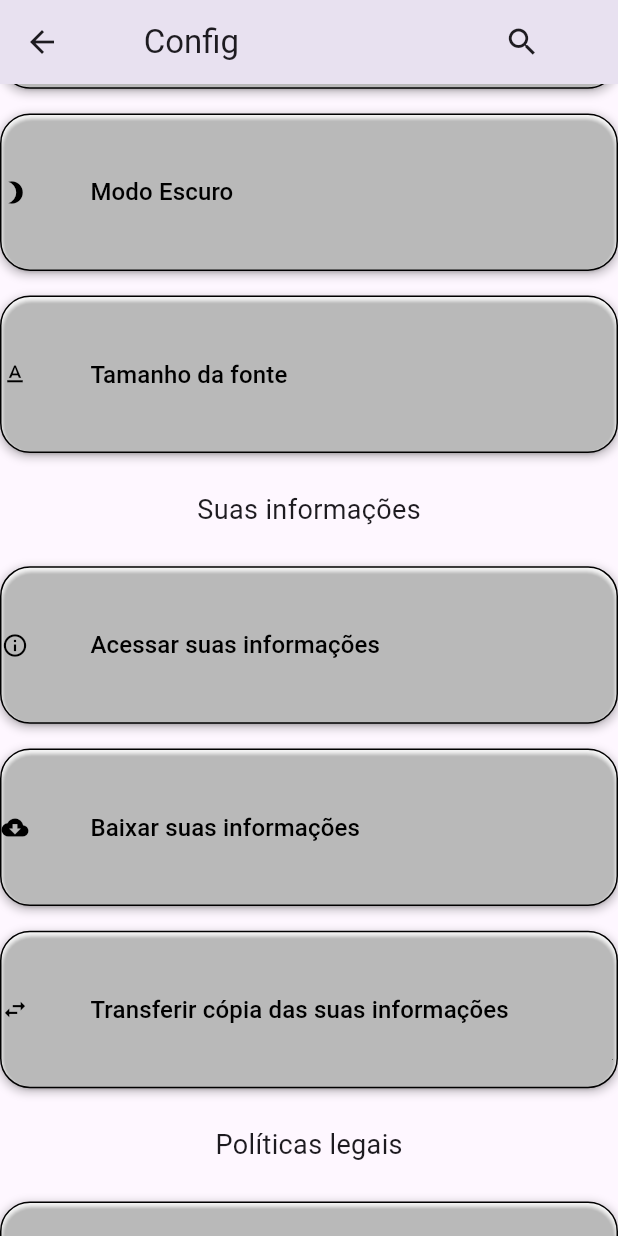
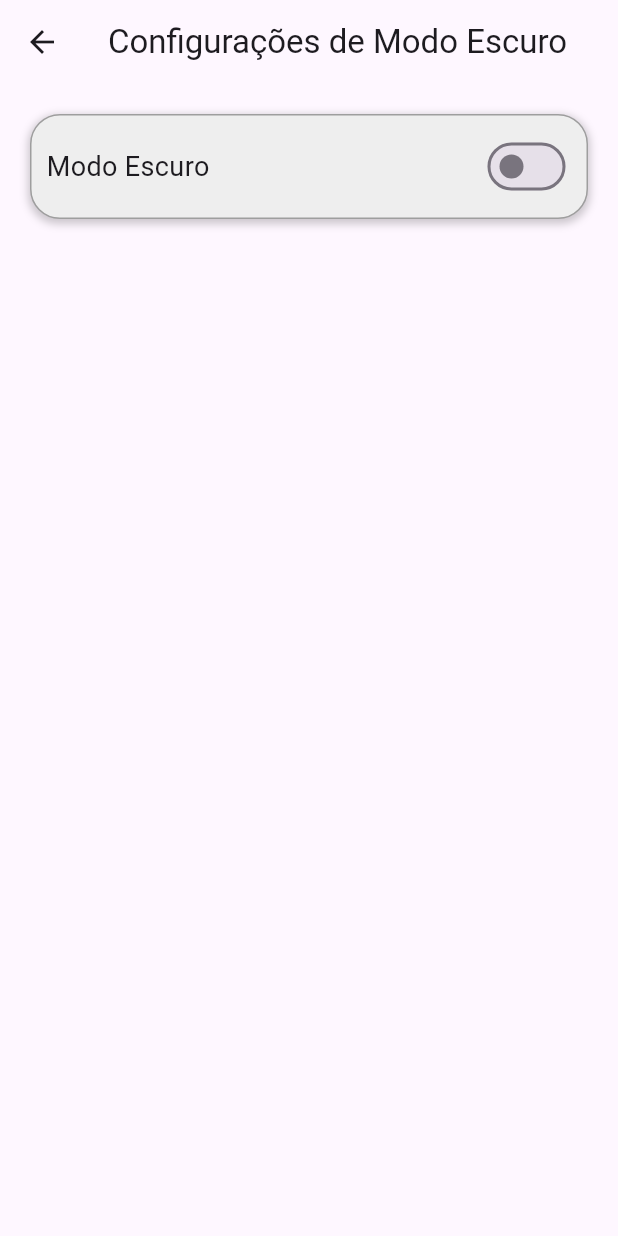
Before and after one commit to leoduarte2005/APP-CAA, a Flutter app: the screen it shows after launch, scrolled down 576 dp, after a tap on "Modo Escuro", on a phone screen of 412 x 824 dp. Run offline on Flutter 3.47's test engine with Material 3 defaults, Android fonts, the phone set to English and light mode, and no system bars.

Commit message:
telas de config

```diff
--- /dev/null
+++ b/flutter_application_1/lib/settings/darkmodeSettings.dart
@@ -0,0 +1,69 @@
+import 'package:flutter/material.dart';
+
+class DarkModeSettings extends StatefulWidget {
+  @override
+  _DarkModeSettingsState createState() => _DarkModeSettingsState();
+}
+
+class _DarkModeSettingsState extends State<DarkModeSettings> {
+  bool _darkModeEnabled = false;
+
+  @override
+  Widget build(BuildContext context) {
+    return Scaffold(
+      appBar: AppBar(
+        title: Text('Configurações de Modo Escuro'),
+      ),
+      body: Padding(
+        padding: const EdgeInsets.all(20.0),
+        child: Container(
+          width: double.infinity,
+          decoration: BoxDecoration(
+            color: Colors.grey[200],
+            borderRadius: BorderRadius.circular(20),
+            border: Border.all(
+              color: Colors.grey,
+              width: 1,
+            ),
+            boxShadow: [
+              BoxShadow(
+                color: Colors.black.withOpacity(0.2),
+                spreadRadius: 1,
+                blurRadius: 4,
+                offset: Offset(0, 2),
+              ),
+            ],
+          ),
+          child: Padding(
+            padding: const EdgeInsets.all(10.0),
+            child: Row(
+              mainAxisAlignment: MainAxisAlignment.spaceBetween,
+              children: [
+                Text(
+                  'Modo Escuro',
+                  style: TextStyle(fontSize: 18),
+                ),
+                Switch(
+                  value: _darkModeEnabled,
+                  onChanged: (value) {
+                    setState(() {
+                      _darkModeEnabled = value;
+                    });
+                    // Lógica para alterar o tema do aplicativo
+                    ThemeMode mode = value ? ThemeMode.dark : ThemeMode.light;
+                    _setDarkMode(mode);
+                  },
+                ),
+              ],
+            ),
+          ),
+        ),
+      ),
+    );
+  }
+
+  void _setDarkMode(ThemeMode mode) {
+    // adicionar aqui a lógica para alterar o tema do aplicativo
+    // usar Provider para notificar os widgets sobre a alteração do tema
+  }
+}
--- a/flutter_application_1/lib/settings/settingsMain.dart
+++ b/flutter_application_1/lib/settings/settingsMain.dart
@@ -1,14 +1,16 @@
 import 'package:flutter/material.dart';
+import 'package:flutter_application_1/settings/darkmodeSettings.dart';
+import 'package:flutter_application_1/settings/fontSettings.dart';
+import 'package:flutter_application_1/settings/languegeSettings.dart';
+import 'package:flutter_application_1/settings/notSettings.dart';
+import 'package:flutter_application_1/settings/secSettings.dart';
 
 class Config extends StatelessWidget {
   @override
   Widget build(BuildContext context) {
     return MaterialApp(
       debugShowCheckedModeBanner: false,
-      theme: ThemeData(
-        primarySwatch: Colors.blue,
-        visualDensity: VisualDensity.adaptivePlatformDensity,
-      ),
+      theme: ThemeData(),
       home: SettingsScreen(),
     );
   }
@@ -44,10 +46,11 @@ class SettingsScreen extends StatelessWidget {
       ),
       body: SingleChildScrollView(
         child: Column(
+          crossAxisAlignment: CrossAxisAlignment.start,
           children: <Widget>[
             Text(
               'Segurança',
-              style: TextStyle(fontSize: 18),
+              style: TextStyle(fontSize: 25),
             ),
             SizedBox(
               height: MediaQuery.of(context).size.height * 0.03,
@@ -55,18 +58,19 @@ class SettingsScreen extends StatelessWidget {
             CustomButton(
               icon: Icons.person,
               label: 'Supervisão',
-              onPressed: () {
-                // Adicione aqui o código para a ação do botão
-              },
+              onPressed: () {},
             ),
             SizedBox(
               height: MediaQuery.of(context).size.height * 0.02,
             ),
             CustomButton(
               icon: Icons.lock,
-              label: 'Segurança',
+              label: 'Senhas e Segurança',
               onPressed: () {
-                // Adicione aqui o código para a ação do botão
+                Navigator.push(
+                  context,
+                  MaterialPageRoute(builder: (context) => SecConfig()),
+                );
               },
             ),
             SizedBox(
@@ -74,7 +78,7 @@ class SettingsScreen extends StatelessWidget {
             ),
             Text(
               'Preferências',
-              style: TextStyle(fontSize: 18),
+              style: TextStyle(fontSize: 25),
             ),
             SizedBox(
               height: MediaQuery.of(context).size.height * 0.03,
@@ -83,7 +87,11 @@ class SettingsScreen extends StatelessWidget {
               icon: Icons.notifications,
               label: 'Notificações',
               onPressed: () {
-                // Adicione aqui o código para a ação do botão
+                Navigator.push(
+                  context,
+                  MaterialPageRoute(
+                      builder: (context) => NotificationSettings()),
+                );
               },
             ),
             SizedBox(
@@ -93,7 +101,11 @@ class SettingsScreen extends StatelessWidget {
               icon: Icons.info,
               label: 'Idioma e região',
               onPressed: () {
-                // Adicione aqui o código para a ação do botão
+                Navigator.push(
+                  context,
+                  MaterialPageRoute(
+                      builder: (context) => LanguageRegionSettings()),
+                );
               },
             ),
             SizedBox(
@@ -103,7 +115,10 @@ class SettingsScreen extends StatelessWidget {
               icon: Icons.brightness_3,
               label: 'Modo Escuro',
               onPressed: () {
-                // Adicione aqui o código para a ação do botão
+                Navigator.push(
+                  context,
+                  MaterialPageRoute(builder: (context) => DarkModeSettings()),
+                );
               },
             ),
             SizedBox(
@@ -113,7 +128,10 @@ class SettingsScreen extends StatelessWidget {
               icon: Icons.text_format,
               label: 'Tamanho da fonte',
               onPressed: () {
-                // Adicione aqui o código para a ação do botão
+                Navigator.push(
+                  context,
+                  MaterialPageRoute(builder: (context) => FontSettings()),
+                );
               },
             ),
             SizedBox(
@@ -121,7 +139,7 @@ class SettingsScreen extends StatelessWidget {
             ),
             Text(
               'Suas informações',
-              style: TextStyle(fontSize: 18),
+              style: TextStyle(fontSize: 25),
             ),
             SizedBox(
               height: MediaQuery.of(context).size.height * 0.03,
@@ -158,7 +176,7 @@ class SettingsScreen extends StatelessWidget {
             ),
             Text(
               'Políticas legais',
-              style: TextStyle(fontSize: 18),
+              style: TextStyle(fontSize: 25),
             ),
             SizedBox(
               height: MediaQuery.of(context).size.height * 0.03,
@@ -185,7 +203,7 @@ class SettingsScreen extends StatelessWidget {
             ),
             Text(
               'Ajuda',
-              style: TextStyle(fontSize: 18),
+              style: TextStyle(fontSize: 25),
             ),
             SizedBox(
               height: MediaQuery.of(context).size.height * 0.02,
@@ -208,7 +226,24 @@ class SettingsScreen extends StatelessWidget {
               },
             ),
             SizedBox(
+              height: MediaQuery.of(context).size.height * 0.05,
+            ),
+            CustomButton(
+              icon: Icons.exit_to_app,
+              label: 'Sair',
+              onPressed: () {
+                // Adicione aqui o código para sair
+              },
+            ),
+            SizedBox(
               height: MediaQuery.of(context).size.height * 0.02,
+            ),
+            CustomButton(
+              icon: Icons.delete,
+              label: 'Apagar conta',
+              onPressed: () {
+                // Adicione aqui o código para apagar a conta
+              },
             ),
           ],
         ),
@@ -236,7 +271,7 @@ class CustomButton extends StatelessWidget {
         color: Colors.white,
         borderRadius: BorderRadius.circular(20),
         border: Border.all(
-          color: Colors.black,
+          color: Colors.grey,
           width: 1,
         ),
         boxShadow: [
@@ -251,7 +286,7 @@ class CustomButton extends StatelessWidget {
       child: ElevatedButton(
         onPressed: onPressed,
         style: ElevatedButton.styleFrom(
-          backgroundColor: Colors.transparent,
+          backgroundColor: Color(0xffeae4e4),
           padding: EdgeInsets.zero,
           shape: RoundedRectangleBorder(
             borderRadius: BorderRadius.circular(20),
```
Also changed, not shown: flutter_application_1/lib/settings/fontSettings.dart (added, +65 -0 lines), flutter_application_1/lib/settings/languegeSettings.dart (added, +110 -0 lines), flutter_application_1/lib/settings/notSettings.dart (added, +155 -0 lines), flutter_application_1/lib/settings/secSettings.dart (added, +122 -0 lines).
